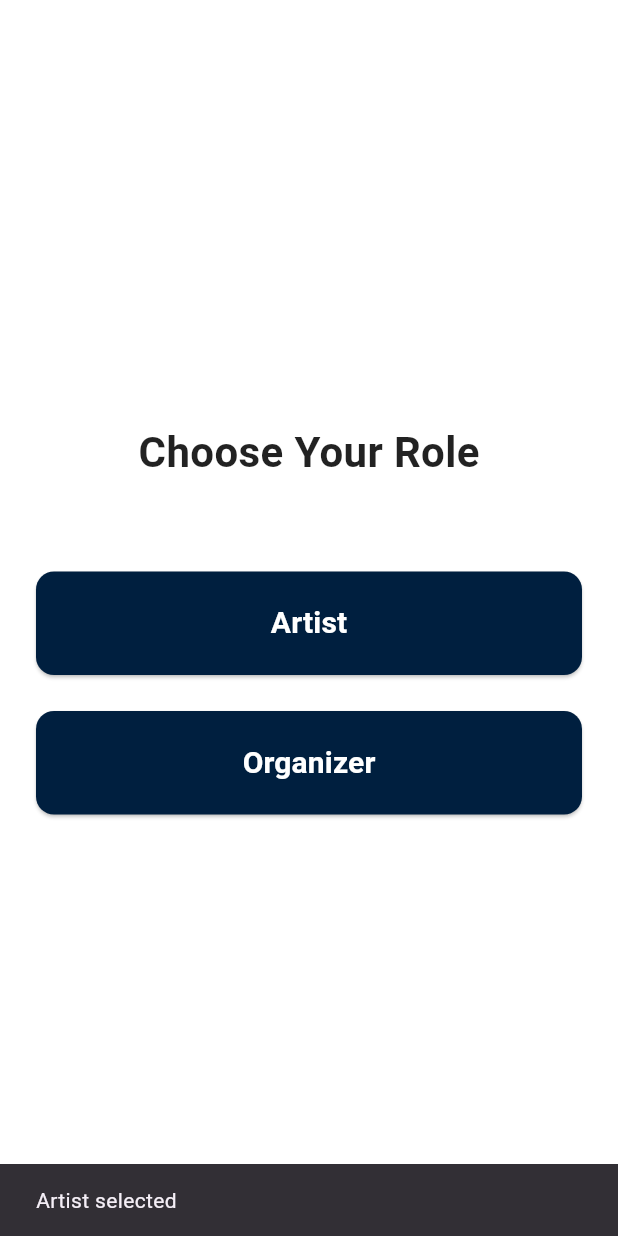
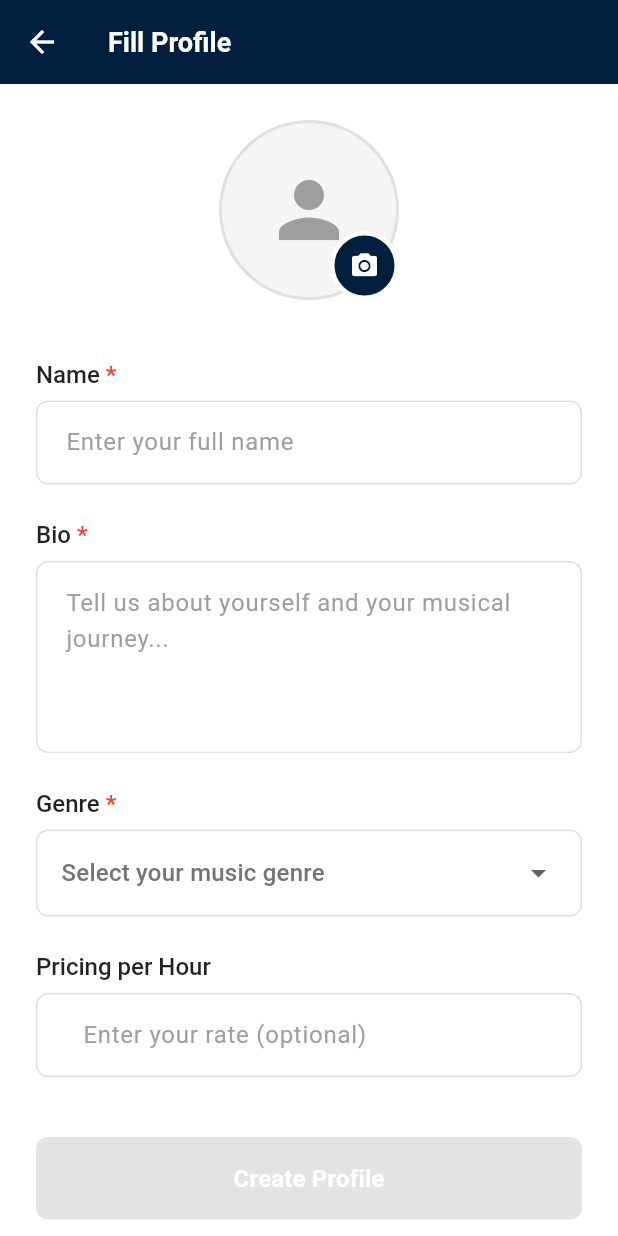
Before and after one commit to TechnovaTech/organizer-app, a Flutter app: the UserTypeSelectionScreen screen opened directly, after a tap on "Artist", on a phone screen of 412 x 824 dp. Run offline on Flutter 3.47's test engine with Material 3 defaults, Android fonts, the phone set to English and light mode, and no system bars; our stand-ins replace file_picker.

Commit message:
artist profile

```diff
--- /dev/null
+++ b/lib/screens/artist_fill_profile_screen.dart
@@ -0,0 +1,275 @@
+import 'package:flutter/material.dart';
+
+class ArtistFillProfileScreen extends StatefulWidget {
+  const ArtistFillProfileScreen({super.key});
+
+  @override
+  State<ArtistFillProfileScreen> createState() => _ArtistFillProfileScreenState();
+}
+
+class _ArtistFillProfileScreenState extends State<ArtistFillProfileScreen> {
+  final TextEditingController _nameController = TextEditingController();
+  final TextEditingController _bioController = TextEditingController();
+  final TextEditingController _pricingController = TextEditingController();
+
+  String? _selectedGenre;
+  final List<String> _genres = [
+    'Classical',
+    'Rock',
+    'Pop',
+    'Jazz',
+    'Hip Hop',
+    'Electronic',
+    'Folk',
+    'Country',
+    'R&B',
+    'Reggae',
+    'Blues',
+    'Metal',
+  ];
+
+  bool get _isFormValid {
+    return _nameController.text.isNotEmpty &&
+           _bioController.text.isNotEmpty &&
+           _selectedGenre != null;
+  }
+
+  @override
+  void initState() {
+    super.initState();
+    _nameController.addListener(() => setState(() {}));
+    _bioController.addListener(() => setState(() {}));
+  }
+
+  @override
+  Widget build(BuildContext context) {
+    return Scaffold(
+      backgroundColor: Colors.white,
+      appBar: AppBar(
+        backgroundColor: const Color(0xFF001F3F),
+        elevation: 0,
+        leading: IconButton(
+          icon: const Icon(Icons.arrow_back, color: Colors.white),
+          onPressed: () => Navigator.pop(context),
+        ),
+        title: const Text(
+          'Fill Profile',
+          style: TextStyle(
+            color: Colors.white,
+            fontSize: 18,
+            fontWeight: FontWeight.w600,
+          ),
+        ),
+      ),
+      body: SingleChildScrollView(
+        padding: const EdgeInsets.all(24.0),
+        child: Column(
+          crossAxisAlignment: CrossAxisAlignment.start,
+          children: [
+            // Profile Picture
+            Center(
+              child: Stack(
+                children: [
+                  Container(
+                    width: 120,
+                    height: 120,
+                    decoration: BoxDecoration(
+                      shape: BoxShape.circle,
+                      color: Colors.grey.shade100,
+                      border: Border.all(color: Colors.grey.shade300, width: 2),
+                    ),
+                    child: Icon(
+                      Icons.person,
+                      size: 60,
+                      color: Colors.grey.shade500,
+                    ),
+                  ),
+                  Positioned(
+                    bottom: 0,
+                    right: 0,
+                    child: GestureDetector(
+                      onTap: () {
+                        ScaffoldMessenger.of(context).showSnackBar(
+                          const SnackBar(content: Text('Photo upload functionality')),
+                        );
+                      },
+                      child: Container(
+                        padding: const EdgeInsets.all(10),
+                        decoration: BoxDecoration(
+                          color: const Color(0xFF001F3F),
+                          shape: BoxShape.circle,
+                          border: Border.all(color: Colors.white, width: 3),
+                        ),
+                        child: const Icon(
+                          Icons.camera_alt,
+                          color: Colors.white,
+                          size: 20,
+                        ),
+                      ),
+                    ),
+                  ),
+                ],
+              ),
+            ),
+            const SizedBox(height: 40),
+
+            // Name Field
+            _buildLabel('Name', true),
+            const SizedBox(height: 8),
+            _buildTextField(
+              controller: _nameController,
+              hintText: 'Enter your full name',
+            ),
+            const SizedBox(height: 24),
+
+            // Bio Field
+            _buildLabel('Bio', true),
+            const SizedBox(height: 8),
+            _buildTextField(
+              controller: _bioController,
+              hintText: 'Tell us about yourself and your musical journey...',
+              maxLines: 4,
+            ),
+            const SizedBox(height: 24),
+
+            // Genre Selection
+            _buildLabel('Genre', true),
+            const SizedBox(height: 8),
+            Container(
+              width: double.infinity,
+              padding: const EdgeInsets.symmetric(horizontal: 16, vertical: 4),
+              decoration: BoxDecoration(
+                border: Border.all(color: Colors.grey.shade300),
+                borderRadius: BorderRadius.circular(8),
+              ),
+              child: DropdownButtonHideUnderline(
+                child: DropdownButton<String>(
+                  value: _selectedGenre,
+                  hint: Text(
+                    'Select your music genre',
+                    style: TextStyle(color: Colors.grey.shade600),
+                  ),
+                  isExpanded: true,
+                  items: _genres.map((genre) {
+                    return DropdownMenuItem<String>(
+                      value: genre,
+                      child: Text(genre),
+                    );
+                  }).toList(),
+                  onChanged: (value) {
+                    setState(() {
+                      _selectedGenre = value;
+                    });
+                  },
+                ),
+              ),
+            ),
+            const SizedBox(height: 24),
+
+            // Pricing Field (Optional)
+            _buildLabel('Pricing per Hour', false),
+            const SizedBox(height: 8),
+            _buildTextField(
+              controller: _pricingController,
+              hintText: 'Enter your rate (optional)',
+              keyboardType: TextInputType.number,
+              prefixText: '₹ ',
+            ),
+            const SizedBox(height: 40),
+
+            // Create Profile Button
+            Container(
+              width: double.infinity,
+              child: ElevatedButton(
+                onPressed: _isFormValid ? () {
+                  ScaffoldMessenger.of(context).showSnackBar(
+                    const SnackBar(content: Text('Profile created successfully!')),
+                  );
+                } : null,
+                style: ElevatedButton.styleFrom(
+                  backgroundColor: _isFormValid ? const Color(0xFF001F3F) : Colors.grey.shade400,
+                  padding: const EdgeInsets.symmetric(vertical: 16),
+                  shape: RoundedRectangleBorder(
+                    borderRadius: BorderRadius.circular(8),
+                  ),
+                ),
+                child: const Text(
+                  'Create Profile',
+                  style: TextStyle(
+                    fontSize: 16,
+                    fontWeight: FontWeight.w600,
+                    color: Colors.white,
+                  ),
+                ),
+              ),
+            ),
+          ],
+        ),
+      ),
+    );
+  }
+
+  Widget _buildLabel(String text, bool isRequired) {
+    return RichText(
+      text: TextSpan(
+        text: text,
+        style: const TextStyle(
+          fontSize: 16,
+          fontWeight: FontWeight.w500,
+          color: Colors.black87,
+        ),
+        children: [
+          if (isRequired)
+            const TextSpan(
+              text: ' *',
+              style: TextStyle(color: Colors.red),
+            ),
+        ],
+      ),
+    );
+  }
+
+  Widget _buildTextField({
+    required TextEditingController controller,
+    required String hintText,
+    int maxLines = 1,
+    TextInputType? keyboardType,
+    String? prefixText,
+  }) {
+    return TextField(
+      controller: controller,
+      maxLines: maxLines,
+      keyboardType: keyboardType,
+      decoration: InputDecoration(
+        hintText: hintText,
+        hintStyle: TextStyle(color: Colors.grey.shade500),
+        prefixText: prefixText,
+        prefixStyle: const TextStyle(
+          color: Colors.black87,
+          fontWeight: FontWeight.w500,
+        ),
+        border: OutlineInputBorder(
+          borderRadius: BorderRadius.circular(8),
+          borderSide: BorderSide(color: Colors.grey.shade300),
+        ),
+        enabledBorder: OutlineInputBorder(
+          borderRadius: BorderRadius.circular(8),
+          borderSide: BorderSide(color: Colors.grey.shade300),
+        ),
+        focusedBorder: OutlineInputBorder(
+          borderRadius: BorderRadius.circular(8),
+          borderSide: const BorderSide(color: Color(0xFF001F3F), width: 2),
+        ),
+        contentPadding: const EdgeInsets.all(16),
+      ),
+    );
+  }
+
+  @override
+  void dispose() {
+    _nameController.dispose();
+    _bioController.dispose();
+    _pricingController.dispose();
+    super.dispose();
+  }
+}
--- a/lib/screens/user_type_selection_screen.dart
+++ b/lib/screens/user_type_selection_screen.dart
@@ -1,5 +1,6 @@
 import 'package:flutter/material.dart';
 import 'profile_screen.dart';
+import 'artist_fill_profile_screen.dart';
 
 class UserTypeSelectionScreen extends StatelessWidget {
   const UserTypeSelectionScreen({super.key});
@@ -28,8 +29,9 @@ class UserTypeSelectionScreen extends StatelessWidget {
               width: double.infinity,
               child: ElevatedButton(
                 onPressed: () {
-                  ScaffoldMessenger.of(context).showSnackBar(
-                    const SnackBar(content: Text('Artist selected')),
+                  Navigator.pushReplacement(
+                    context,
+                    MaterialPageRoute(builder: (context) => const ArtistFillProfileScreen()),
                   );
                 },
                 style: ElevatedButton.styleFrom(
```
Also changed, not shown: lib/screens/artist_public_profile_screen.dart (added, +314 -0 lines).
